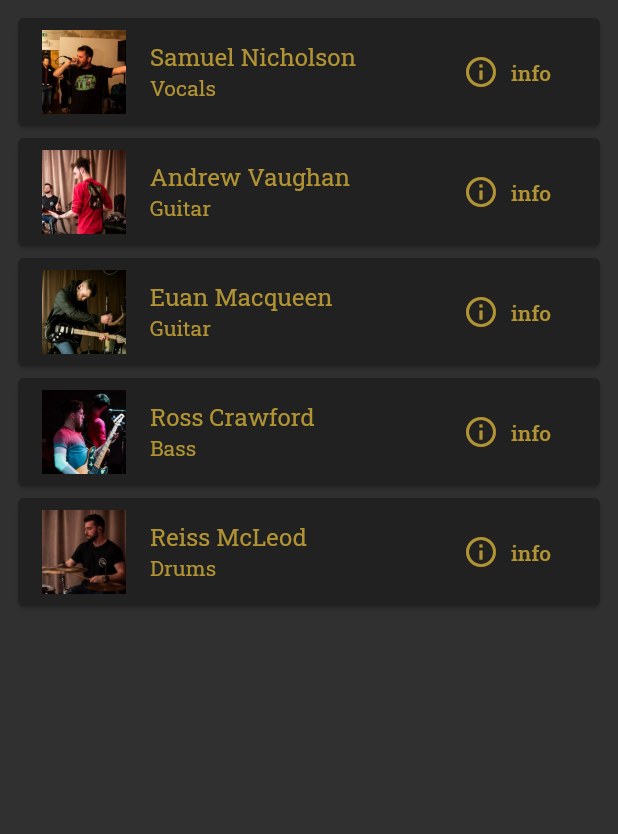
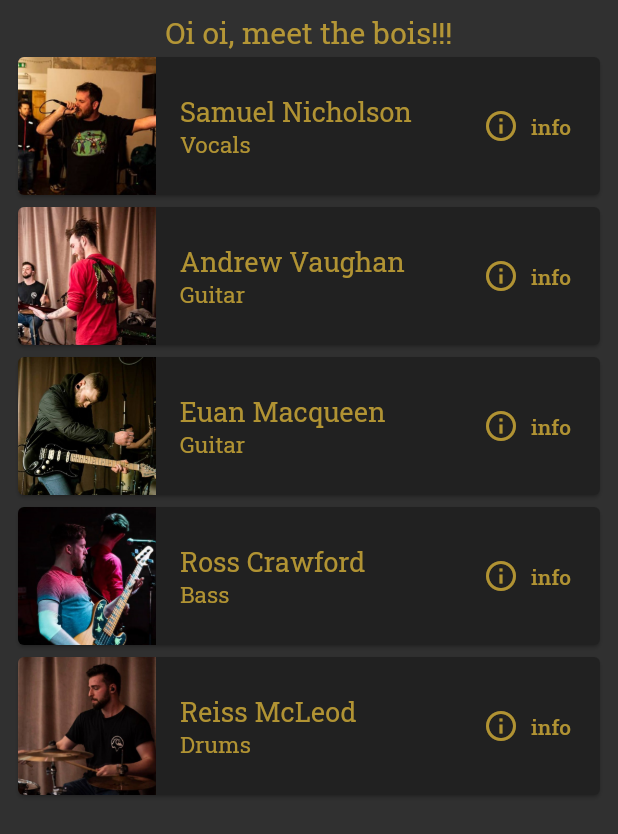
Before and after one commit to rosscraw/respite_band, a Flutter app: the MembersScreen screen opened directly, on a phone screen of 412 x 824 dp. Shown: the top 834 px of the screen. Run offline on Flutter 3.47's test engine with Material 2 defaults, Android fonts, the phone set to English and light mode, and no system bars; our stand-ins replace flutter_rating_bar, flutter_spinkit, font_awesome_flutter, google_fonts; missing offline and left inert: spotify.

Commit message:
Made UI for members and songs page more uniform, increased card size so pictures are more visible.

```diff
--- a/lib/views/contact/contact_screen.dart
+++ b/lib/views/contact/contact_screen.dart
@@ -19,9 +19,11 @@ class _ContactScreenState extends State<ContactScreen> {
       backgroundColor: Colors.grey[850],
     body: SingleChildScrollView(
       child: Padding(
-        padding: const EdgeInsets.all(16.0),
+        padding: const EdgeInsets.all(8.0),
         child: Column(
           children: [
+            Text('Contacts and Social Media', style: GoogleFonts.robotoSlab(
+            color: const Color.fromARGB(205, 212, 175, 55), fontSize: 20)),
             InkWell(
               child: Row(
                 children: [
--- a/lib/views/members/members_screen.dart
+++ b/lib/views/members/members_screen.dart
@@ -30,38 +30,18 @@ class _MembersScreenState extends State<MembersScreen> {
         child: Center(
           child: Padding(
             padding: const EdgeInsets.all(8),
-            child: ListView.builder(
+            child: Column(
+              children: [
+                Text('Oi oi, meet the bois!!!', style: GoogleFonts.robotoSlab(color: const Color.fromARGB(205, 212, 175, 55), fontSize: 20)),
+                ListView.builder(
                     physics: NeverScrollableScrollPhysics(),
                     shrinkWrap: true,
                     itemCount: bandMembers.length,
                     itemBuilder: (context, index) {
                       return memberCard(index, bandMembers);
-//                  return Card(
-//                    color: Colors.grey[900],
-//                    child: ListTile(
-//                      //TODO update to circle icon of member
-//                      leading: CircleAvatar(
-//                        backgroundImage: bandMembers[index].image.image,
-//                        //child: bandMembers[index].image
-//                      ),
-//                      //TODO Style
-//                      title: Text(bandMembers[index].name, style: GoogleFonts.robotoSlab(color: const Color.fromARGB(205, 212, 175, 55),)),
-//                      //TODO Style
-//                      subtitle: Text(bandMembers[index].plays, style: GoogleFonts.robotoSlab(color: const Color.fromARGB(205, 212, 175, 55),)),
-//                      //TODO take to separate page
-//                      trailing: FlatButton.icon(
-//                        icon: Icon(Icons.info_outline, color: const Color.fromARGB(205, 212, 175, 55),
-//                        ),
-//                        label: Text('info', style: GoogleFonts.robotoSlab(color: const Color.fromARGB(205, 212, 175, 55),)),
-//                        //TODO Navigate to band member details page
-//                        onPressed: () {
-//                          navigateToMemberDetails(bandMembers[index]);
-//                        },
-//                      ),
-//
-//                    )
-//                  );
                     }
+                ),
+              ],
             )
           ),
         ),
@@ -69,34 +49,88 @@ class _MembersScreenState extends State<MembersScreen> {
     );
   }
 
+//  /// This produces a [Card] which displays information about a [BandMember].
+//  /// Can access [MemberDetailsScreen] for specific member by selecting the trailing [FlatButton].
+//  Container memberCard(int index, List<BandMember> bandMembers) {
+//    return Container(
+//      height: 100,
+//      child: Card(
+//          clipBehavior: Clip.antiAliasWithSaveLayer,
+//          margin: EdgeInsets.all(8),
+//          color: Colors.grey[900],
+//          child: ListTile(
+//            //TODO update to circle icon of member
+//            leading: SizedBox(
+//              child: bandMembers[index].image
+//            ),
+//            //TODO Style
+//            title: Text(bandMembers[index].name, style: GoogleFonts.robotoSlab(color: const Color.fromARGB(205, 212, 175, 55),)),
+//            //TODO Style
+//            subtitle: Text(bandMembers[index].plays, style: GoogleFonts.robotoSlab(color: const Color.fromARGB(205, 212, 175, 55),)),
+//            //TODO take to separate page
+//            trailing: FlatButton.icon(
+//              icon: Icon(Icons.info_outline, color: const Color.fromARGB(205, 212, 175, 55),
+//              ),
+//              label: Text('info', style: GoogleFonts.robotoSlab(color: const Color.fromARGB(205, 212, 175, 55),)),
+//              //TODO Navigate to band member details page
+//              onPressed: () {
+//                navigateToMemberDetails(bandMembers[index]);
+//              },
+//            ),
+//
+//          )
+//      ),
+//    );
+//  }
+
   /// This produces a [Card] which displays information about a [BandMember].
   /// Can access [MemberDetailsScreen] for specific member by selecting the trailing [FlatButton].
-  Card memberCard(int index, List<BandMember> bandMembers) {
-    return Card(
+  Container memberCard(int index, List<BandMember> bandMembers) {
+    return Container(
+      height: 100,
+      child: Card(
+          clipBehavior: Clip.antiAliasWithSaveLayer,
           color: Colors.grey[900],
-        child: ListTile(
-          //TODO update to circle icon of member
-          leading: SizedBox(
+          child: Row(
+            children: <Widget>[
+              // Member's picture.
+              SizedBox(
                   child: bandMembers[index].image
               ),
-          //TODO Style
-          title: Text(bandMembers[index].name, style: GoogleFonts.robotoSlab(color: const Color.fromARGB(205, 212, 175, 55),)),
-          //TODO Style
-          subtitle: Text(bandMembers[index].plays, style: GoogleFonts.robotoSlab(color: const Color.fromARGB(205, 212, 175, 55),)),
-          //TODO take to separate page
-          trailing: FlatButton.icon(
+                SizedBox(
+                  width: 16,
+              ),
+              // Column of member's name and role in band.
+              Expanded(
+                flex: 2,
+                child: Column(
+                  crossAxisAlignment: CrossAxisAlignment.start,
+                  mainAxisAlignment: MainAxisAlignment.center,
+                  children: <Widget>[
+                    Text(bandMembers[index].name, style: GoogleFonts.robotoSlab(color: const Color.fromARGB(205, 212, 175, 55), fontSize: 18)),
+                    Text(bandMembers[index].plays, style: GoogleFonts.robotoSlab(color: const Color.fromARGB(205, 212, 175, 55), fontSize: 15)),
+                  ],
+                ),
+              ),
+              // More info button.
+              Expanded(
+                flex: 1,
+                child: FlatButton.icon(
                   icon: Icon(Icons.info_outline, color: const Color.fromARGB(205, 212, 175, 55),
                   ),
                   label: Text('info', style: GoogleFonts.robotoSlab(color: const Color.fromARGB(205, 212, 175, 55),)),
-            //TODO Navigate to band member details page
                   onPressed: () {
                     navigateToMemberDetails(bandMembers[index]);
                   },
                 ),
-
+              ),
+            ],
           )
+      ),
     );
   }
+
+
 
   void navigateToMemberDetails(BandMember member) {
     // TODO Firestore Integration
```
Also changed, not shown: lib/views/music/music_screen.dart (+124 -29 lines). Lines whose indentation alone changed are shown as unchanged.
